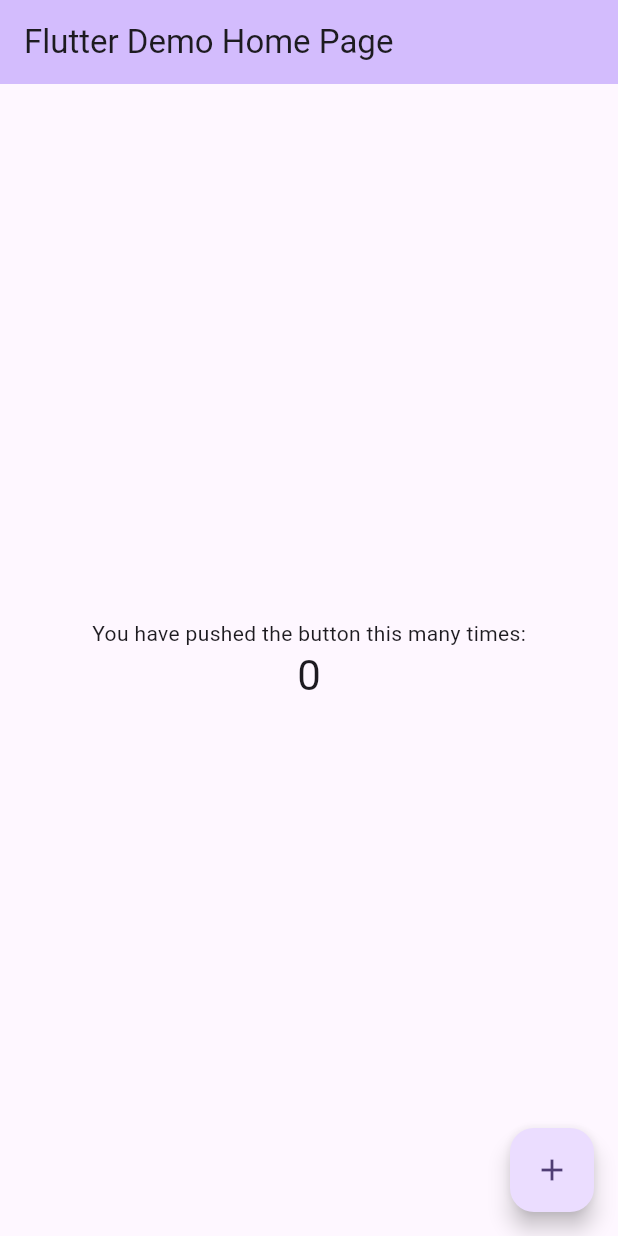
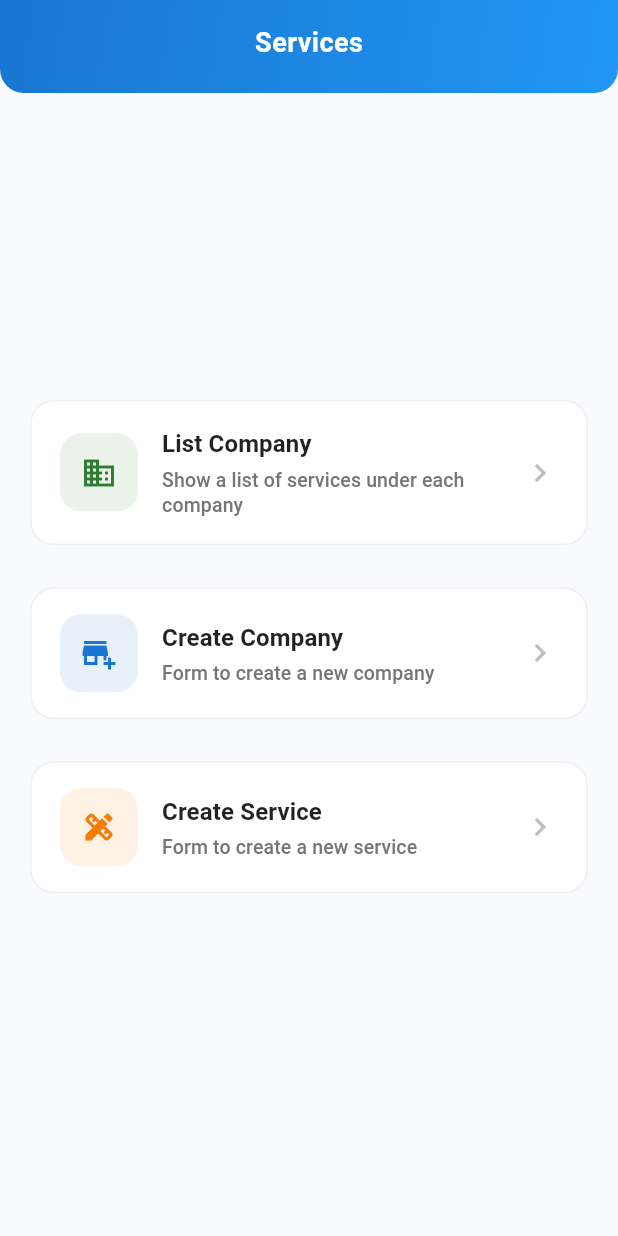
Before and after one commit to syahrulnizm/front-end-test-vista, a Flutter app: the screen it shows after launch, on a phone screen of 412 x 824 dp. Run offline on Flutter 3.47's test engine with Material 3 defaults, Android fonts, the phone set to English and light mode, and no system bars.

Commit message:
home screen

```diff
--- /dev/null
+++ b/lib/home/home_screen.dart
@@ -0,0 +1,60 @@
+import 'package:flutter/material.dart';
+import 'package:front_end_test_vista/widgets/appbar.dart';
+import 'package:front_end_test_vista/widgets/button.dart';
+
+class HomeScreen extends StatelessWidget {
+  const HomeScreen({super.key});
+
+  @override
+  Widget build(BuildContext context) {
+    return Scaffold(
+      backgroundColor: const Color(0xFFF8FAFD),
+      appBar: const CustomAppBar(title: 'Services'),
+      body: Center( // Wrap the Column with Center
+        child: SingleChildScrollView( // Add scrollable for small screens
+          padding: const EdgeInsets.symmetric(horizontal: 20),
+          child: Column(
+            mainAxisSize: MainAxisSize.min, // Important for centering
+            children: [
+              // list company
+              ServiceButton(
+                icon: Icons.business,
+                color: const Color(0xFF2E7D32),
+                title: 'List Company',
+                subtitle: 'Show a list of services under each company',
+                onPressed: () {
+                  // Handle button press
+                },
+              ),
+              const SizedBox(height: 16),
+
+              // create company
+              ServiceButton(
+                icon: Icons.add_business,
+                color: const Color(0xFF1976D2),
+                title: 'Create Company',
+                subtitle: 'Form to create a new company',
+                onPressed: () {
+                  // Handle button press
+                },
+              ),
+              const SizedBox(height: 16),
+
+              // create service
+              ServiceButton(
+                icon: Icons.design_services,
+                color: const Color(0xFFF57C00),
+                title: 'Create Service',
+                subtitle: 'Form to create a new service',
+                onPressed: () {
+                  // Handle button press
+                },
+              ),
+              const SizedBox(height: 24), // Extra space at bottom
+            ],
+          ),
+        ),
+      ),
+    );
+  }
+}
--- a/lib/main.dart
+++ b/lib/main.dart
@@ -1,4 +1,5 @@
 import 'package:flutter/material.dart';
+import 'package:front_end_test_vista/home/home_screen.dart';
 
 void main() {
   runApp(const MyApp());
@@ -7,116 +8,16 @@ void main() {
 class MyApp extends StatelessWidget {
   const MyApp({super.key});
 
-  // This widget is the root of your application.
   @override
   Widget build(BuildContext context) {
     return MaterialApp(
-      title: 'Flutter Demo',
+      title: 'Vista',
       theme: ThemeData(
-        // This is the theme of your application.
-        //
-        // TRY THIS: Try running your application with "flutter run". You'll see
-        // the application has a purple toolbar. Then, without quitting the app,
-        // try changing the seedColor in the colorScheme below to Colors.green
-        // and then invoke "hot reload" (save your changes or press the "hot
-        // reload" button in a Flutter-supported IDE, or press "r" if you used
-        // the command line to start the app).
-        //
-        // Notice that the counter didn't reset back to zero; the application
-        // state is not lost during the reload. To reset the state, use hot
-        // restart instead.
-        //
-        // This works for code too, not just values: Most code changes can be
-        // tested with just a hot reload.
-        colorScheme: ColorScheme.fromSeed(seedColor: Colors.deepPurple),
+        primarySwatch: Colors.blue,
+        fontFamily: 'Roboto',
       ),
-      home: const MyHomePage(title: 'Flutter Demo Home Page'),
+      home: const HomeScreen(),
+      debugShowCheckedModeBanner: false,
     );
   }
 }
-
-class MyHomePage extends StatefulWidget {
-  const MyHomePage({super.key, required this.title});
-
-  // This widget is the home page of your application. It is stateful, meaning
-  // that it has a State object (defined below) that contains fields that affect
-  // how it looks.
-
-  // This class is the configuration for the state. It holds the values (in this
-  // case the title) provided by the parent (in this case the App widget) and
-  // used by the build method of the State. Fields in a Widget subclass are
-  // always marked "final".
-
-  final String title;
-
-  @override
-  State<MyHomePage> createState() => _MyHomePageState();
-}
-
-class _MyHomePageState extends State<MyHomePage> {
-  int _counter = 0;
-
-  void _incrementCounter() {
-    setState(() {
-      // This call to setState tells the Flutter framework that something has
-      // changed in this State, which causes it to rerun the build method below
-      // so that the display can reflect the updated values. If we changed
-      // _counter without calling setState(), then the build method would not be
-      // called again, and so nothing would appear to happen.
-      _counter++;
-    });
-  }
-
-  @override
-  Widget build(BuildContext context) {
-    // This method is rerun every time setState is called, for instance as done
-    // by the _incrementCounter method above.
-    //
-    // The Flutter framework has been optimized to make rerunning build methods
-    // fast, so that you can just rebuild anything that needs updating rather
-    // than having to individually change instances of widgets.
-    return Scaffold(
-      appBar: AppBar(
-        // TRY THIS: Try changing the color here to a specific color (to
-        // Colors.amber, perhaps?) and trigger a hot reload to see the AppBar
-        // change color while the other colors stay the same.
-        backgroundColor: Theme.of(context).colorScheme.inversePrimary,
-        // Here we take the value from the MyHomePage object that was created by
-        // the App.build method, and use it to set our appbar title.
-        title: Text(widget.title),
-      ),
-      body: Center(
-        // Center is a layout widget. It takes a single child and positions it
-        // in the middle of the parent.
-        child: Column(
-          // Column is also a layout widget. It takes a list of children and
-          // arranges them vertically. By default, it sizes itself to fit its
-          // children horizontally, and tries to be as tall as its parent.
-          //
-          // Column has various properties to control how it sizes itself and
-          // how it positions its children. Here we use mainAxisAlignment to
-          // center the children vertically; the main axis here is the vertical
-          // axis because Columns are vertical (the cross axis would be
-          // horizontal).
-          //
-          // TRY THIS: Invoke "debug painting" (choose the "Toggle Debug Paint"
-          // action in the IDE, or press "p" in the console), to see the
-          // wireframe for each widget.
-          mainAxisAlignment: MainAxisAlignment.center,
-          children: <Widget>[
-            const Text('You have pushed the button this many times:'),
-            Text(
-              '$_counter',
-              style: Theme.of(context).textTheme.headlineMedium,
-            ),
-          ],
-        ),
-      ),
-      floatingActionButton: FloatingActionButton(
-        onPressed: _incrementCounter,
-        tooltip: 'Increment',
-        child: const Icon(Icons.add),
-      ), // This trailing comma makes auto-formatting nicer for build methods.
-    );
-  }
-}
--- /dev/null
+++ b/lib/widgets/appbar.dart
@@ -0,0 +1,54 @@
+import 'package:flutter/material.dart';
+
+class CustomAppBar extends StatelessWidget implements PreferredSizeWidget {
+  final String title;
+  final List<Widget>? actions;
+
+  const CustomAppBar({
+    super.key,
+    required this.title,
+    this.actions,
+  });
+
+  @override
+  Widget build(BuildContext context) {
+    return AppBar(
+      title: Text(
+        title,
+        style: const TextStyle(
+          fontSize: 18,
+          fontWeight: FontWeight.w600,
+          color: Colors.white,
+          letterSpacing: 0.3,
+        ),
+      ),
+      centerTitle: true,
+      elevation: 0,
+      automaticallyImplyLeading: false,
+      backgroundColor: Colors.transparent,
+      iconTheme: const IconThemeData(
+        color: Colors.white,
+        size: 24,
+      ),
+      actions: actions,
+      flexibleSpace: Container(
+        decoration: const BoxDecoration(
+          gradient: LinearGradient(
+            begin: Alignment.topLeft,
+            end: Alignment.bottomRight,
+            colors: [
+              Color(0xFF1976D2),
+              Color(0xFF2196F3),
+            ],
+          ),
+          borderRadius: BorderRadius.vertical(
+            bottom: Radius.circular(16),
+          ),
+        ),
+      ),
+    );
+  }
+
+  @override
+  Size get preferredSize => const Size.fromHeight(kToolbarHeight + 6);
+}
--- /dev/null
+++ b/lib/widgets/button.dart
@@ -0,0 +1,91 @@
+import 'package:flutter/material.dart';
+
+class ServiceButton extends StatelessWidget {
+  final IconData icon;
+  final Color color;
+  final String title;
+  final String subtitle;
+  final VoidCallback onPressed;
+
+  const ServiceButton({
+    super.key,
+    required this.icon,
+    required this.color,
+    required this.title,
+    required this.subtitle,
+    required this.onPressed,
+  });
+
+  @override
+  Widget build(BuildContext context) {
+    return Container(
+      margin: const EdgeInsets.symmetric(vertical: 6),
+      child: ElevatedButton(
+        onPressed: onPressed,
+        style: ElevatedButton.styleFrom(
+          backgroundColor: Colors.white,
+          foregroundColor: Colors.black,
+          elevation: 0,
+          shadowColor: Colors.blue[50],
+          shape: RoundedRectangleBorder(
+            borderRadius: BorderRadius.circular(16),
+            side: BorderSide(
+              color: Colors.grey[200]!,
+              width: 1,
+            ),
+          ),
+          padding: const EdgeInsets.symmetric(
+            horizontal: 20,
+            vertical: 18,
+          ),
+        ),
+        child: Row(
+          children: [
+            Container(
+              padding: const EdgeInsets.all(14),
+              decoration: BoxDecoration(
+                color: color.withOpacity(0.1),
+                borderRadius: BorderRadius.circular(14),
+              ),
+              child: Icon(
+                icon,
+                color: color,
+                size: 24,
+              ),
+            ),
+            const SizedBox(width: 16),
+            Expanded(
+              child: Column(
+                crossAxisAlignment: CrossAxisAlignment.start,
+                children: [
+                  Text(
+                    title,
+                    style: const TextStyle(
+                      fontSize: 16,
+                      fontWeight: FontWeight.w600,
+                      color: Colors.black87,
+                    ),
+                  ),
+                  const SizedBox(height: 4),
+                  Text(
+                    subtitle,
+                    style: TextStyle(
+                      fontSize: 13,
+                      color: Colors.grey[600],
+                      height: 1.3,
+                    ),
+                  ),
+                ],
+              ),
+            ),
+            Icon(
+              Icons.chevron_right,
+              size: 24,
+              color: Colors.grey[400],
+            ),
+          ],
+        ),
+      ),
+    );
+  }
+}
```
Also changed, not shown: pubspec.lock.
